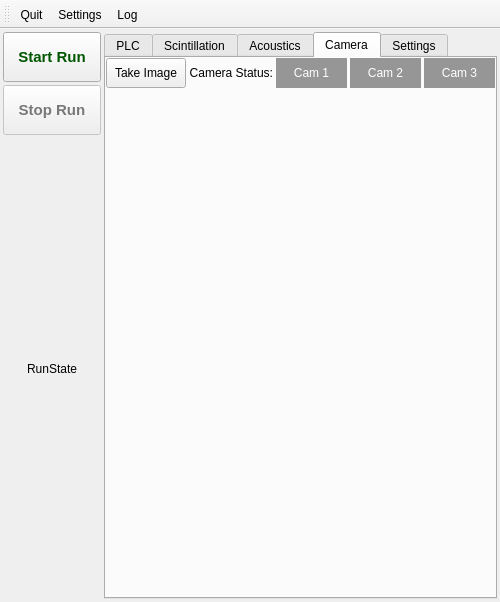
The window that ui/mainwindow.ui (SBC-Collaboration/SBC-RunControl) describes before a commit, drawn with Qt 5.
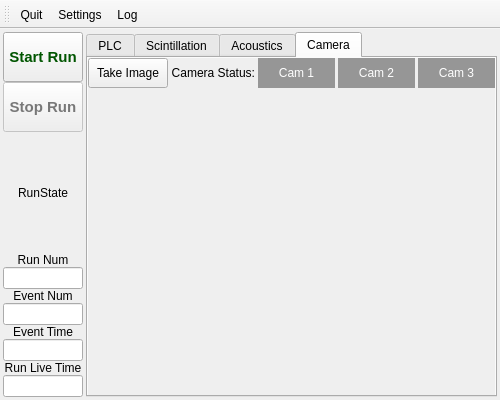
The same window after the commit. The open tabs and pages were chosen to show the change. Icons and pictures are not drawn.

Commit message: Move helper files to src folder. Added run number and time display.

What changed in the file:
```diff
--- a/ui/mainwindow.ui
+++ b/ui/mainwindow.ui
@@ -7,7 +7,7 @@
     <x>0</x>
     <y>0</y>
     <width>500</width>
-    <height>602</height>
+    <height>400</height>
    </rect>
   </property>
   <property name="sizePolicy">
@@ -54,7 +54,7 @@
      <height>0</height>
     </size>
    </property>
-   <layout class="QGridLayout" name="gridLayout" columnstretch="2,8">
+   <layout class="QGridLayout" name="gridLayout" columnstretch="1,9" columnminimumwidth="80,0">
     <property name="leftMargin">
      <number>3</number>
     </property>
@@ -67,10 +67,178 @@
     <property name="bottomMargin">
      <number>3</number>
     </property>
-    <property name="spacing">
+    <property name="horizontalSpacing">
      <number>3</number>
     </property>
-    <item row="0" column="1" rowspan="3">
+    <property name="verticalSpacing">
+     <number>0</number>
+    </property>
+    <item row="0" column="0">
+     <widget class="QPushButton" name="start_run_but">
+      <property name="sizePolicy">
+       <sizepolicy hsizetype="Minimum" vsizetype="Fixed">
+        <horstretch>0</horstretch>
+        <verstretch>0</verstretch>
+       </sizepolicy>
+      </property>
+      <property name="minimumSize">
+       <size>
+        <width>0</width>
+        <height>50</height>
+       </size>
+      </property>
+      <property name="sizeIncrement">
+       <size>
+        <width>0</width>
+        <height>0</height>
+       </size>
+      </property>
+      <property name="font">
+       <font>
+        <pointsize>11</pointsize>
+        <bold>true</bold>
+       </font>
+      </property>
+      <property name="cursor">
+       <cursorShape>PointingHandCursor</cursorShape>
+      </property>
+      <property name="styleSheet">
+       <string notr="true">QPushButton:enabled {color: rgb(0, 85, 0);}
+QPushButton:disabled {color: rgb(120, 120, 120);}</string>
+      </property>
+      <property name="text">
+       <string>Start Run</string>
+      </property>
+     </widget>
+    </item>
+    <item row="3" column="0">
+     <widget class="QLabel" name="run_label">
+      <property name="sizePolicy">
+       <sizepolicy hsizetype="Preferred" vsizetype="Fixed">
+        <horstretch>0</horstretch>
+        <verstretch>0</verstretch>
+       </sizepolicy>
+      </property>
+      <property name="text">
+       <string>Run Num</string>
+      </property>
+      <property name="alignment">
+       <set>Qt::AlignCenter</set>
+      </property>
+     </widget>
+    </item>
+    <item row="2" column="0">
+     <widget class="QLabel" name="run_state_label">
+      <property name="text">
+       <string>RunState</string>
+      </property>
+      <property name="alignment">
+       <set>Qt::AlignCenter</set>
+      </property>
+     </widget>
+    </item>
+    <item row="5" column="0">
+     <widget class="QLabel" name="event_label">
+      <property name="sizePolicy">
+       <sizepolicy hsizetype="Preferred" vsizetype="Fixed">
+        <horstretch>0</horstretch>
+        <verstretch>0</verstretch>
+       </sizepolicy>
+      </property>
+      <property name="text">
+       <string>Event Num</string>
+      </property>
+      <property name="alignment">
+       <set>Qt::AlignCenter</set>
+      </property>
+     </widget>
+    </item>
+    <item row="4" column="0">
+     <widget class="QLineEdit" name="run_edit"/>
+    </item>
+    <item row="1" column="0">
+     <widget class="QPushButton" name="stop_run_but">
+      <property name="enabled">
+       <bool>false</bool>
+      </property>
+      <property name="sizePolicy">
+       <sizepolicy hsizetype="Minimum" vsizetype="Fixed">
+        <horstretch>0</horstretch>
+        <verstretch>0</verstretch>
+       </sizepolicy>
+      </property>
+      <property name="minimumSize">
+       <size>
+        <width>0</width>
+        <height>50</height>
+       </size>
+      </property>
+      <property name="font">
+       <font>
+        <pointsize>11</pointsize>
+        <bold>true</bold>
+       </font>
+      </property>
+      <property name="cursor">
+       <cursorShape>PointingHandCursor</cursorShape>
+      </property>
+      <property name="styleSheet">
+       <string notr="true">QPushButton:enabled {color: rgb(170, 0, 0);}
+QPushButton:disabled {color: rgb(120, 120, 120);}</string>
+      </property>
+      <property name="text">
+       <string>Stop Run</string>
+      </property>
+     </widget>
+    </item>
+    <item row="6" column="0">
+     <widget class="QLineEdit" name="event_num_edit"/>
+    </item>
+    <item row="7" column="0">
+     <widget class="QLabel" name="event_time_label">
+      <property name="sizePolicy">
+       <sizepolicy hsizetype="Preferred" vsizetype="Fixed">
+        <horstretch>0</horstretch>
+        <verstretch>0</verstretch>
+       </sizepolicy>
+      </property>
+      <property name="lineWidth">
+       <number>1</number>
+      </property>
+      <property name="text">
+       <string>Event Time</string>
+      </property>
+      <property name="alignment">
+       <set>Qt::AlignCenter</set>
+      </property>
+     </widget>
+    </item>
+    <item row="8" column="0">
+     <widget class="QLineEdit" name="event_time_edit"/>
+    </item>
+    <item row="9" column="0">
+     <widget class="QLabel" name="run_live_time_label">
+      <property name="sizePolicy">
+       <sizepolicy hsizetype="Preferred" vsizetype="Fixed">
+        <horstretch>0</horstretch>
+        <verstretch>0</verstretch>
+       </sizepolicy>
+      </property>
+      <property name="lineWidth">
+       <number>1</number>
+      </property>
+      <property name="text">
+       <string>Run Live Time</string>
+      </property>
+      <property name="alignment">
+       <set>Qt::AlignCenter</set>
+      </property>
+     </widget>
+    </item>
+    <item row="10" column="0">
+     <widget class="QLineEdit" name="run_live_time_edit"/>
+    </item>
+    <item row="0" column="1" rowspan="11">
      <widget class="QTabWidget" name="tabs_widget">
       <property name="sizePolicy">
        <sizepolicy hsizetype="Expanding" vsizetype="Expanding">
@@ -145,7 +313,10 @@
        <attribute name="title">
         <string>Camera</string>
        </attribute>
-       <layout class="QGridLayout" name="gridLayout_2">
+       <layout class="QVBoxLayout" name="verticalLayout">
+        <property name="spacing">
+         <number>3</number>
+        </property>
         <property name="leftMargin">
          <number>0</number>
         </property>
@@ -158,186 +329,144 @@
         <property name="bottomMargin">
          <number>0</number>
         </property>
-        <property name="spacing">
-         <number>3</number>
-        </property>
-        <item row="1" column="0">
-         <widget class="QPushButton" name="take_image_but">
-          <property name="minimumSize">
-           <size>
-            <width>80</width>
-            <height>30</height>
-           </size>
+        <item>
+         <widget class="QScrollArea" name="scrollArea">
+          <property name="frameShape">
+           <enum>QFrame::NoFrame</enum>
           </property>
-          <property name="text">
-           <string>Take Image</string>
+          <property name="frameShadow">
+           <enum>QFrame::Plain</enum>
           </property>
-         </widget>
-        </item>
-        <item row="2" column="3">
-         <spacer name="verticalSpacer">
-          <property name="orientation">
-           <enum>Qt::Vertical</enum>
+          <property name="lineWidth">
+           <number>0</number>
           </property>
-          <property name="sizeHint" stdset="0">
-           <size>
-            <width>20</width>
-            <height>40</height>
-           </size>
+          <property name="widgetResizable">
+           <bool>true</bool>
           </property>
-         </spacer>
-        </item>
-        <item row="1" column="5">
-         <widget class="QLabel" name="cam3_status_light">
-          <property name="styleSheet">
-           <string notr="true">color: rgb(255, 255, 255);
+          <widget class="QWidget" name="scrollAreaWidgetContents">
+           <property name="geometry">
+            <rect>
+             <x>0</x>
+             <y>0</y>
+             <width>405</width>
+             <height>331</height>
+            </rect>
+           </property>
+           <property name="maximumSize">
+            <size>
+             <width>1000</width>
+             <height>16777215</height>
+            </size>
+           </property>
+           <layout class="QGridLayout" name="gridLayout_2">
+            <property name="leftMargin">
+             <number>0</number>
+            </property>
+            <property name="topMargin">
+             <number>0</number>
+            </property>
+            <property name="rightMargin">
+             <number>0</number>
+            </property>
+            <property name="bottomMargin">
+             <number>0</number>
+            </property>
+            <property name="spacing">
+             <number>3</number>
+            </property>
+            <item row="0" column="2">
+             <widget class="QLabel" name="cam1_status_light">
+              <property name="styleSheet">
+               <string notr="true">color: rgb(255, 255, 255);
 background-color: rgb(150, 150, 150);</string>
-          </property>
-          <property name="text">
-           <string>Cam 3</string>
-          </property>
-          <property name="alignment">
-           <set>Qt::AlignCenter</set>
-          </property>
-         </widget>
-        </item>
-        <item row="1" column="3">
-         <widget class="QLabel" name="cam1_status_light">
-          <property name="styleSheet">
-           <string notr="true">color: rgb(255, 255, 255);
+              </property>
+              <property name="text">
+               <string>Cam 1</string>
+              </property>
+              <property name="alignment">
+               <set>Qt::AlignCenter</set>
+              </property>
+             </widget>
+            </item>
+            <item row="0" column="0">
+             <widget class="QPushButton" name="take_image_but">
+              <property name="minimumSize">
+               <size>
+                <width>80</width>
+                <height>30</height>
+               </size>
+              </property>
+              <property name="text">
+               <string>Take Image</string>
+              </property>
+             </widget>
+            </item>
+            <item row="0" column="3">
+             <widget class="QLabel" name="cam2_status_light">
+              <property name="styleSheet">
+               <string notr="true">color: rgb(255, 255, 255);
 background-color: rgb(150, 150, 150);</string>
-          </property>
-          <property name="text">
-           <string>Cam 1</string>
-          </property>
-          <property name="alignment">
-           <set>Qt::AlignCenter</set>
-          </property>
-         </widget>
-        </item>
-        <item row="1" column="2">
-         <widget class="QLabel" name="camera_status_label">
-          <property name="sizePolicy">
-           <sizepolicy hsizetype="Minimum" vsizetype="Preferred">
-            <horstretch>0</horstretch>
-            <verstretch>0</verstretch>
-           </sizepolicy>
-          </property>
-          <property name="layoutDirection">
-           <enum>Qt::LeftToRight</enum>
-          </property>
-          <property name="text">
-           <string>Camera Status:</string>
-          </property>
-          <property name="alignment">
-           <set>Qt::AlignRight|Qt::AlignTrailing|Qt::AlignVCenter</set>
-          </property>
-         </widget>
-        </item>
-        <item row="1" column="4">
-         <widget class="QLabel" name="cam2_status_light">
-          <property name="styleSheet">
-           <string notr="true">color: rgb(255, 255, 255);
+              </property>
+              <property name="text">
+               <string>Cam 2</string>
+              </property>
+              <property name="alignment">
+               <set>Qt::AlignCenter</set>
+              </property>
+             </widget>
+            </item>
+            <item row="0" column="4">
+             <widget class="QLabel" name="cam3_status_light">
+              <property name="styleSheet">
+               <string notr="true">color: rgb(255, 255, 255);
 background-color: rgb(150, 150, 150);</string>
-          </property>
-          <property name="text">
-           <string>Cam 2</string>
-          </property>
-          <property name="alignment">
-           <set>Qt::AlignCenter</set>
-          </property>
+              </property>
+              <property name="text">
+               <string>Cam 3</string>
+              </property>
+              <property name="alignment">
+               <set>Qt::AlignCenter</set>
+              </property>
+             </widget>
+            </item>
+            <item row="0" column="1">
+             <widget class="QLabel" name="camera_status_label">
+              <property name="sizePolicy">
+               <sizepolicy hsizetype="Minimum" vsizetype="Preferred">
+                <horstretch>0</horstretch>
+                <verstretch>0</verstretch>
+               </sizepolicy>
+              </property>
+              <property name="layoutDirection">
+               <enum>Qt::LeftToRight</enum>
+              </property>
+              <property name="text">
+               <string>Camera Status:</string>
+              </property>
+              <property name="alignment">
+               <set>Qt::AlignRight|Qt::AlignTrailing|Qt::AlignVCenter</set>
+              </property>
+             </widget>
+            </item>
+            <item row="1" column="2">
+             <spacer name="verticalSpacer">
+              <property name="orientation">
+               <enum>Qt::Vertical</enum>
+              </property>
+              <property name="sizeHint" stdset="0">
+               <size>
+                <width>20</width>
+                <height>40</height>
+               </size>
+              </property>
+             </spacer>
+            </item>
+           </layout>
+          </widget>
          </widget>
         </item>
        </layout>
       </widget>
-      <widget class="QWidget" name="settings_tab">
-       <attribute name="title">
-        <string>Settings</string>
-       </attribute>
-      </widget>
-     </widget>
-    </item>
-    <item row="1" column="0">
-     <widget class="QPushButton" name="stop_run_but">
-      <property name="enabled">
-       <bool>false</bool>
-      </property>
-      <property name="sizePolicy">
-       <sizepolicy hsizetype="Minimum" vsizetype="Fixed">
-        <horstretch>0</horstretch>
-        <verstretch>0</verstretch>
-       </sizepolicy>
-      </property>
-      <property name="minimumSize">
-       <size>
-        <width>0</width>
-        <height>50</height>
-       </size>
-      </property>
-      <property name="font">
-       <font>
-        <pointsize>11</pointsize>
-        <bold>true</bold>
-       </font>
-      </property>
-      <property name="cursor">
-       <cursorShape>PointingHandCursor</cursorShape>
-      </property>
-      <property name="styleSheet">
-       <string notr="true">QPushButton:enabled {color: rgb(170, 0, 0);}
-QPushButton:disabled {color: rgb(120, 120, 120);}</string>
-      </property>
-      <property name="text">
-       <string>Stop Run</string>
-      </property>
-     </widget>
-    </item>
-    <item row="2" column="0">
-     <widget class="QLabel" name="run_state_label">
-      <property name="text">
-       <string>RunState</string>
-      </property>
-      <property name="alignment">
-       <set>Qt::AlignCenter</set>
-      </property>
-     </widget>
-    </item>
-    <item row="0" column="0">
-     <widget class="QPushButton" name="start_run_but">
-      <property name="sizePolicy">
-       <sizepolicy hsizetype="Minimum" vsizetype="Fixed">
-        <horstretch>0</horstretch>
-        <verstretch>0</verstretch>
-       </sizepolicy>
-      </property>
-      <property name="minimumSize">
-       <size>
-        <width>0</width>
-        <height>50</height>
-       </size>
-      </property>
-      <property name="sizeIncrement">
-       <size>
-        <width>0</width>
-        <height>0</height>
-       </size>
-      </property>
-      <property name="font">
-       <font>
-        <pointsize>11</pointsize>
-        <bold>true</bold>
-       </font>
-      </property>
-      <property name="cursor">
-       <cursorShape>PointingHandCursor</cursorShape>
-      </property>
-      <property name="styleSheet">
-       <string notr="true">QPushButton:enabled {color: rgb(0, 85, 0);}
-QPushButton:disabled {color: rgb(120, 120, 120);}</string>
-      </property>
-      <property name="text">
-       <string>Start Run</string>
-      </property>
      </widget>
     </item>
    </layout>
```
Left out of the diff: 6 changed lines with no effect on the pictures. The commit also changes 12 other files.
